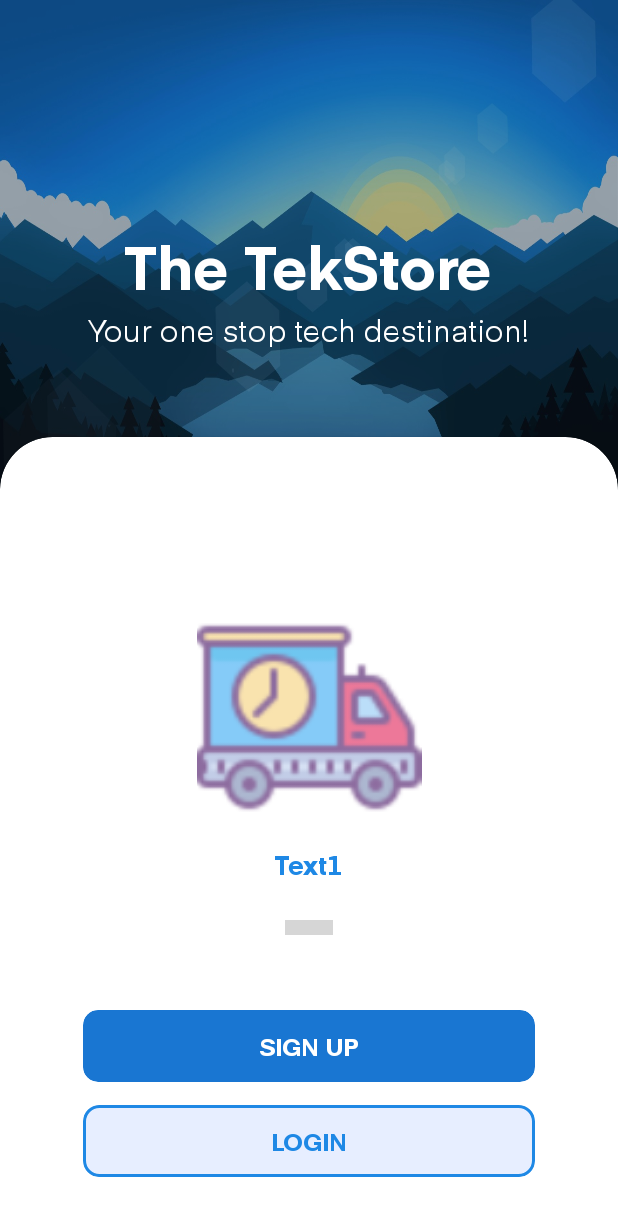
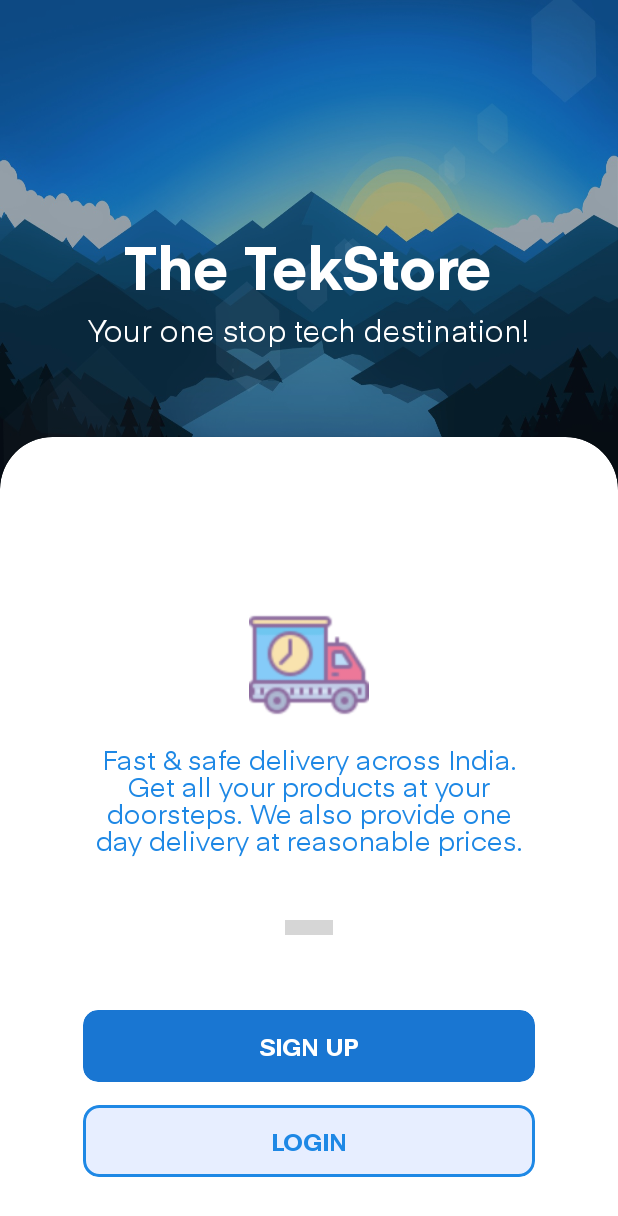
Before and after one commit to lordarcadius/tekstore-android, an Android app: the MainActivity screen opened directly, with no data from a screen before it, on a phone screen of 412 x 824 dp. Shown: the top 1216 px of the screen. Run offline under Robolectric (Android 15) with nearby library versions, the phone set to English and light mode, and no system bars; libraries missing offline, so code that uses them is left out: com.tbuonomo.viewpagerdotsindicator; plain views replace DotsIndicator; 2 statements that could not run were skipped; grey boxes are pictures that could not be loaded.

Commit message:
ViewAdapter: Update text for onboarding screen
Signed-off-by: Vipul Jha <vipuljha08@gmail.com>

```diff
--- a/app/src/main/java/com/codebreakers/tekstore/ViewAdapter.java
+++ b/app/src/main/java/com/codebreakers/tekstore/ViewAdapter.java
@@ -15,7 +15,7 @@ class ViewAdapter extends PagerAdapter {
     private Context context;
     private LayoutInflater layoutInflater;
     private Integer[] images = {R.drawable.image1, R.drawable.image2, R.drawable.image3, R.drawable.image4};
-    private String[] texts = {"Text1", "Text2", "Text3", "Text4"};
+    private String[] texts = {"Fast & safe delivery across India. Get all your products at your doorsteps. We also provide one day delivery at reasonable prices.", "All the products available on The TekStore are from trusted brands only with full brand warranty and up to 30 days of return period. ", "Stuck at something? Do you have any query? We have our customer support available 24x7. Reach us by Call or Email.", "Pay using Cash/Card/UPI/Wallet. We accept multiple modes of payments for your convenience. EMI is also available up to 24 months."};
 
     ViewAdapter(Context context){
         this.context = context;
--- a/app/src/main/res/layout/item.xml
+++ b/app/src/main/res/layout/item.xml
@@ -1,20 +1,24 @@
 <?xml version="1.0" encoding="utf-8"?>
 <LinearLayout
-    xmlns:android="http://schemas.android.com/apk/res/android" android:layout_width="match_parent"
+    xmlns:android="http://schemas.android.com/apk/res/android"
+    xmlns:tools="http://schemas.android.com/tools"
+    android:layout_width="match_parent"
     android:layout_height="match_parent"
-    android:orientation="vertical">
+    android:orientation="vertical"
+    tools:ignore="UseCompoundDrawables">
     <ImageView
         android:layout_width="match_parent"
-        android:layout_height="150dp"
+        android:layout_height="80dp"
         android:id="@+id/image_View"
-        android:adjustViewBounds="true"/>
+        android:adjustViewBounds="true" />
     <TextView
-        android:layout_width="match_parent"
+        android:layout_width="300dp"
         android:layout_height="wrap_content"
         android:id="@+id/text_view"
         android:layout_marginTop="10dp"
+        android:layout_gravity="center"
         android:gravity="center"
-        android:fontFamily="@font/bold"
+        android:fontFamily="@font/regular"
         android:textColor="#1e88e5"
         android:textSize="18sp"/>
 
```
